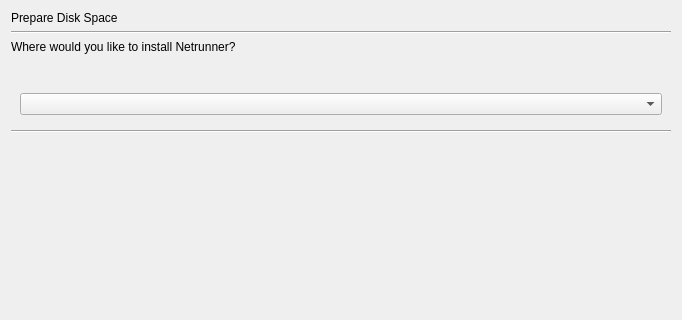
Qt form gui/qt/stepPartAuto.ui (netrunner-kubuntu-legacy/ubiquity) before a commit; both pictures show x 0 to 682 and y 0 to 320 of the 682 by 486 pixel window.
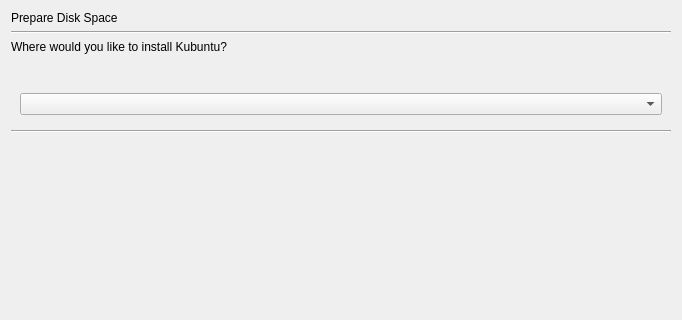
The same form after that commit.

Commit message: Manual merge with netrunner-18 (updated to new neon ubiquity base)

What changed in the file:
```diff
--- a/gui/qt/stepPartAuto.ui
+++ b/gui/qt/stepPartAuto.ui
@@ -31,7 +31,7 @@
    <item>
     <widget class="QLabel" name="part_auto_comment_label">
      <property name="text">
-      <string>Where would you like to install Netrunner?</string>
+      <string>Where would you like to install Kubuntu?</string>
      </property>
     </widget>
    </item>
```
The commit also changes 997 other files.
